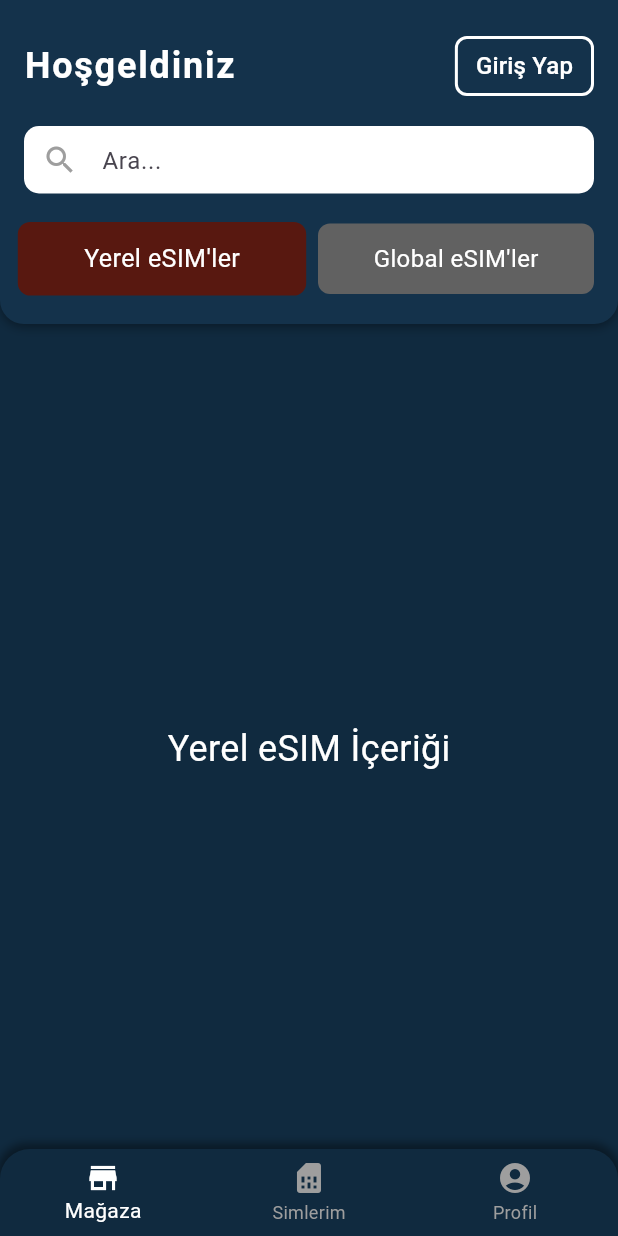
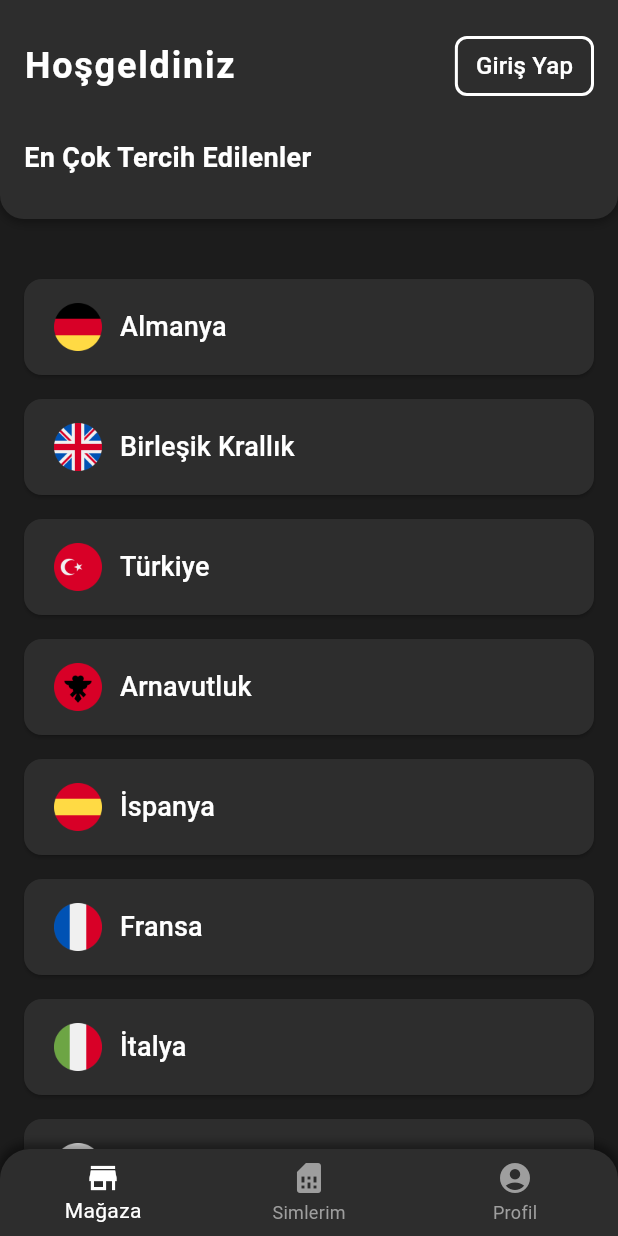
Before and after one commit to Butcher3-8/NeoSim, a Flutter app: the screen it shows after launch, on a phone screen of 412 x 824 dp. Run offline on Flutter 3.47's test engine with Material 3 defaults, Android fonts, the phone set to English and light mode, and no system bars; our stand-ins replace go_router, lottie.

Commit message:
Yerel simler eklendi ve bayrak pngleri eklendi
27.03.25
10.13

```diff
--- a/lib/screens/home_screen.dart
+++ b/lib/screens/home_screen.dart
@@ -12,9 +12,22 @@ class HomeScreen extends StatefulWidget {
 
 class _HomeScreenState extends State<HomeScreen> with SingleTickerProviderStateMixin {
   int _selectedIndex = 0;
-  bool isLocalSelected = true;
   late AnimationController _controller;
   late Animation<double> _scaleAnimation;
+
+  // En Çok Tercih Edilen Ülkeler Listesi
+  final List<Map<String, String>> popularEsims = [
+    {'name': 'Almanya', 'image': 'assets/flags/germany.png'},
+    {'name': 'Birleşik Krallık', 'image': 'assets/flags/united-kingdom.png'},
+    {'name': 'Türkiye', 'image': 'assets/flags/turkey.png'},
+    {'name': 'Arnavutluk', 'image': 'assets/flags/albania.png'},
+    {'name': 'İspanya', 'image': 'assets/flags/spain.png'},
+    {'name': 'Fransa', 'image': 'assets/flags/france.png'},
+    {'name': 'İtalya', 'image': 'assets/flags/italy.png'},
+    {'name': 'Kuzey Kıbrıs Türk Cumhuriyeti', 'image': 'assets/flags/northern-cyprus.png'},
+    {'name': 'Kuzey Makedonya', 'image': 'assets/flags/republic-of-macedonia.png'},
+
+  ];
 
   @override
   void initState() {
@@ -22,7 +35,7 @@ class _HomeScreenState extends State<HomeScreen> with SingleTickerProviderStateM
     _controller = AnimationController(
       vsync: this,
       duration: const Duration(milliseconds: 200),
-      lowerBound: 0.9, // Küçükten büyüğe animasyon
+      lowerBound: 0.9,
       upperBound: 1.0,
     );
     _scaleAnimation = Tween<double>(begin: 1.0, end: 1.05).animate(_controller);
@@ -43,27 +56,17 @@ class _HomeScreenState extends State<HomeScreen> with SingleTickerProviderStateM
     }
   }
 
-  void _toggleEsim(bool isLocal) {
-    if (isLocalSelected == isLocal) return; // Aynı butona tıklanırsa işlem yapma
-
-    setState(() {
-      isLocalSelected = isLocal;
-    });
-
-    _controller.forward().then((_) => _controller.reverse()); // Scale animasyonu başlat
-  }
-
   @override
   Widget build(BuildContext context) {
     return Scaffold(
-      backgroundColor: const Color.fromARGB(255, 16, 42, 63),
+      backgroundColor: const Color.fromARGB(255, 28, 28, 28),
       body: Column(
         children: [
           // Üst Menü
           Container(
             padding: const EdgeInsets.symmetric(horizontal: 16, vertical: 20),
             decoration: const BoxDecoration(
-              color: Color.fromARGB(255, 20, 50, 75),
+              color: Color.fromARGB(255, 45, 45, 45),
               borderRadius: BorderRadius.only(
                 bottomLeft: Radius.circular(16),
                 bottomRight: Radius.circular(16),
@@ -78,7 +81,6 @@ class _HomeScreenState extends State<HomeScreen> with SingleTickerProviderStateM
             ),
             child: Column(
               children: [
-                // Hoşgeldiniz + Giriş Yap
                 Row(
                   mainAxisAlignment: MainAxisAlignment.spaceBetween,
                   children: [
@@ -92,9 +94,7 @@ class _HomeScreenState extends State<HomeScreen> with SingleTickerProviderStateM
                       ),
                     ),
                     TextButton(
-                      onPressed: () {
-                        print("Giriş Yap butonuna tıklandı");
-                      },
+                      onPressed: () {},
                       style: TextButton.styleFrom(
                         foregroundColor: Colors.white,
                         backgroundColor: Colors.transparent,
@@ -111,80 +111,18 @@ class _HomeScreenState extends State<HomeScreen> with SingleTickerProviderStateM
                     ),
                   ],
                 ),
-
                 const SizedBox(height: 16),
 
-                // Arama Çubuğu
-                Container(
-                  height: 45,
-                  decoration: BoxDecoration(
-                    color: Colors.white,
-                    borderRadius: BorderRadius.circular(10),
-                  ),
-                  child: TextField(
-                    decoration: InputDecoration(
-                      hintText: "Ara...",
-                      prefixIcon: const Icon(Icons.search, color: Colors.grey),
-                      border: InputBorder.none,
-                      contentPadding: const EdgeInsets.only(left: 10, top: 10),
+                // En Çok Tercih Edilenler Başlığı
+                const Align(
+                  alignment: Alignment.centerLeft,
+                  child: Padding(
+                    padding: EdgeInsets.symmetric(vertical: 8.0),
+                    child: Text(
+                      'En Çok Tercih Edilenler',
+                      style: TextStyle(fontSize: 18, color: Colors.white, fontWeight: FontWeight.bold),
                     ),
                   ),
-                ),
-
-                const SizedBox(height: 20),
-
-                // eSIM Butonları (Scale Animasyon Eklenmiş)
-                Row(
-                  mainAxisAlignment: MainAxisAlignment.center,
-                  children: [
-                    Expanded(
-                      child: GestureDetector(
-                        onTap: () => _toggleEsim(true),
-                        child: ScaleTransition(
-                          scale: isLocalSelected ? _scaleAnimation : const AlwaysStoppedAnimation(1.0),
-                          child: AnimatedContainer(
-                            duration: const Duration(milliseconds: 50),
-                            curve: Curves.easeInOut,
-                            padding: const EdgeInsets.symmetric(vertical: 12),
-                            decoration: BoxDecoration(
-                              color: isLocalSelected ? const Color.fromRGBO(88, 24, 16, 1) : Colors.grey[700],
-                              borderRadius: BorderRadius.circular(8),
-                            ),
-                            child: const Center(
-                              child: Text(
-                                "Yerel eSIM'ler",
-                                style: TextStyle(fontSize: 16, color: Colors.white),
-                              ),
-                            ),
-                          ),
-                        ),
-                      ),
-                    ),
-                    const SizedBox(width: 12),
-                    Expanded(
-                      child: GestureDetector(
-                        onTap: () => _toggleEsim(false),
-                        child: ScaleTransition(
-                          scale: !isLocalSelected ? _scaleAnimation : const AlwaysStoppedAnimation(1.0),
-                          child: AnimatedContainer(
-                            duration: const Duration(milliseconds: 300),
-                            curve: Curves.easeInOut,
-                            padding: const EdgeInsets.symmetric(vertical: 12),
-                            decoration: BoxDecoration(
-                              color: !isLocalSelected ? const Color.fromRGBO(88, 24, 16, 1) : Colors.grey[700],
-                              borderRadius: BorderRadius.circular(8),
-                            ),
-                            child: const Center(
-                              child: Text(
-                                "Global eSIM'ler",
-                                style: TextStyle(fontSize: 16, color: Colors.white),
-                              ),
-                            ),
-                          ),
-                        ),
-                      ),
-                    ),
-                  ],
                 ),
               ],
             ),
@@ -192,39 +130,48 @@ class _HomeScreenState extends State<HomeScreen> with SingleTickerProviderStateM
 
           const SizedBox(height: 16),
 
-          // Sayfa İçeriği (Yerel veya Global eSIM)
+          // Ülke Butonları
           Expanded(
-            child: AnimatedSwitcher(
-              duration: const Duration(milliseconds: 500),
-              transitionBuilder: (Widget child, Animation<double> animation) {
-                return FadeTransition(
-                  opacity: animation,
-                  child: SlideTransition(
-                    position: Tween<Offset>(
-                      begin: const Offset(0.0, 0.1),
-                      end: Offset.zero,
-                    ).animate(animation),
-                    child: child,
+            child: ListView.builder(
+              padding: const EdgeInsets.all(16),
+              itemCount: popularEsims.length,
+              itemBuilder: (context, index) {
+                final country = popularEsims[index];
+                return Padding(
+                  padding: const EdgeInsets.symmetric(vertical: 8),
+                  child: ElevatedButton(
+                    style: ElevatedButton.styleFrom(
+                      backgroundColor: const Color.fromARGB(255, 45, 45, 45),
+                      padding: const EdgeInsets.symmetric(vertical: 16, horizontal: 20),
+                      shape: RoundedRectangleBorder(
+                        borderRadius: BorderRadius.circular(12),
+                      ),
+                    ),
+                    onPressed: () {
+                      print("${country['name']} eSIM alındı");
+                    },
+                    child: Row(
+                      children: [
+                        Image.asset(
+                          country['image']!,
+                          width: 32,
+                          height: 32,
+                          fit: BoxFit.contain,
+                        ),
+                        const SizedBox(width: 12),
+                        Text(
+                          country['name']!,
+                          style: const TextStyle(fontSize: 18, color: Colors.white),
+                        ),
+                      ],
+                    ),
                   ),
                 );
               },
-              child: isLocalSelected
-                  ? const Text(
-                      'Yerel eSIM İçeriği',
-                      key: ValueKey(1),
-                      style: TextStyle(color: Colors.white, fontSize: 24),
-                    )
-                  : const Text(
-                      'Global eSIM İçeriği',
-                      key: ValueKey(2),
-                      style: TextStyle(color: Colors.white, fontSize: 24),
-                    ),
             ),
           ),
         ],
       ),
-
-      // Alt Menü
       bottomNavigationBar: BottomNavigationBarWidget(
         selectedIndex: _selectedIndex,
         onItemTapped: _onItemTapped,
--- a/lib/screens/profile_screen.dart
+++ b/lib/screens/profile_screen.dart
@@ -32,14 +32,14 @@ class _ProfileScreenState extends State<ProfileScreen> {
   @override
   Widget build(BuildContext context) {
     return Scaffold(
-      backgroundColor: const Color.fromARGB(255, 16, 42, 63),
+      backgroundColor: const Color.fromARGB(255, 28, 28, 28),
       body: Column(
         children: [
           // Üst Menü (Profil yazısı burada!)
           Container(
             padding: const EdgeInsets.symmetric(horizontal: 30, vertical: 20),
             decoration: const BoxDecoration(
-              color: Color.fromARGB(255, 20, 50, 75),
+              color: Color.fromARGB(255, 45, 45, 45),
               borderRadius: BorderRadius.only(
                 bottomLeft: Radius.circular(16),
                 bottomRight: Radius.circular(16),
@@ -80,7 +80,7 @@ class _ProfileScreenState extends State<ProfileScreen> {
             padding: const EdgeInsets.symmetric(horizontal: 20, vertical:100), // Yukarıdaki boşluk burada artırıldı
             child: ElevatedButton(
               style: ElevatedButton.styleFrom(
-                backgroundColor: const Color(0xFF2E3A46), // Buton arka plan rengi
+                backgroundColor: const Color.fromARGB(255, 45, 45, 45), // Buton arka plan rengi
                 padding: const EdgeInsets.symmetric(horizontal: 20, vertical: 14),
                 shape: RoundedRectangleBorder(
                   borderRadius: BorderRadius.circular(12),
--- a/lib/services/bottom_navigation_bar.dart
+++ b/lib/services/bottom_navigation_bar.dart
@@ -15,7 +15,7 @@ class BottomNavigationBarWidget extends StatelessWidget {
   Widget build(BuildContext context) {
     return Container(
       decoration: BoxDecoration(
-        color: const Color.fromARGB(255, 16, 42, 63),
+        color: const Color.fromARGB(255, 45,45,45),
         borderRadius: const BorderRadius.only(
           topLeft: Radius.circular(20),
           topRight: Radius.circular(20),
--- a/pubspec.yaml
+++ b/pubspec.yaml
@@ -30,3 +30,4 @@ flutter:
    - assets/icons/
    - assets/languages/
    - assets/motions/loading.json
+   - assets/flags/
```
Also changed, not shown: lib/screens/my_esim_screen.dart (+51 -37 lines), assets/flags/albania.png (added), assets/flags/france.png (added), assets/flags/germany.png (added), assets/flags/italy.png (added), assets/flags/northern-cyprus.png (added), assets/flags/republic-of-macedonia.png (added), assets/flags/spain.png (added), assets/flags/turkey.png (added), assets/flags/united-kingdom.png (added).
